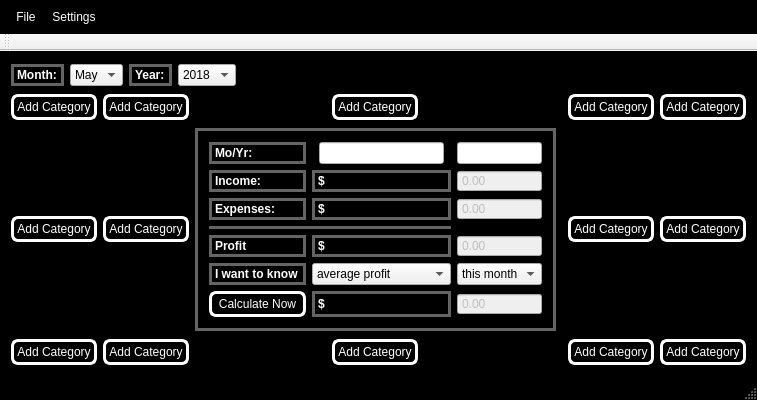
Above: source/mudget.ui from ItsMoss/mUdget before the change. Below: the same form after it.
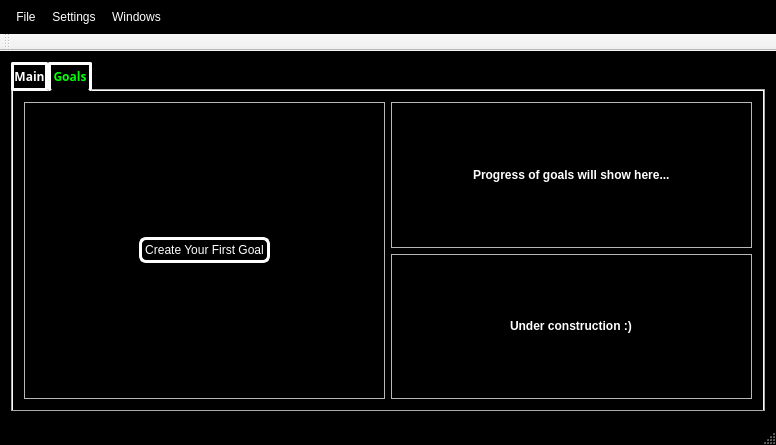
That is the form after the change. The open tabs and pages were chosen to show the change.

Commit message: db implemented. only used for expenses rn. goals tab created

Diff of the .ui file:
```diff
--- a/source/mudget.ui
+++ b/source/mudget.ui
@@ -6,8 +6,8 @@
    <rect>
     <x>0</x>
     <y>0</y>
-    <width>600</width>
-    <height>400</height>
+    <width>648</width>
+    <height>424</height>
    </rect>
   </property>
   <property name="windowTitle">
@@ -52,7 +52,44 @@
 color: rgb(255, 255, 255);
 }
 
-QFrame{
+QWidget#mainTab{
+background-color:rgb(0, 0, 0);
+}
+
+QWidget#goalsTab{
+background-color:rgb(0, 0, 0);
+}
+
+QTabBar::tab{
+border: 3px solid white;
+border-radius: 2px;
+background-color: rgb(0, 0, 0);
+color: rgb(255, 255, 255);
+padding: 2px;
+min-width: 8ex;
+}
+
+QTabBar::tab::hovered{
+border: 3px solid white;
+border-radius: 2px;
+background-color: rgb(0, 0, 0);
+color: rgb(255, 255, 255);
+padding: 1px;
+font: bold;
+min-width: 8ex;
+}
+
+QTabBar::tab::selected{
+border: 3px solid white;
+border-bottom-color: rgb(0,0,0);
+border-radius: 2px;
+background-color: rgb(0, 0, 0);
+color: rgb(0, 255, 0);
+padding: 3px;
+min-width: 8ex;
+}
+
+QFrame#mossHub{
 border: 3px solid rgb(100, 100, 100);
 }
 
@@ -82,24 +119,117 @@
 QPushButton::pressed{
 background-color: rbg(50, 50, 50);
 }
+
+QComboBox {
+background-color: rgb(128,128,128);
+color: rgb(0,0,0);
+}
+
 </string>
   </property>
   <widget class="QWidget" name="centralWidget">
    <layout class="QGridLayout" name="gridLayout_2">
-    <item row="2" column="4">
-     <widget class="QPushButton" name="addCategory3">
+    <item row="1" column="0">
+     <widget class="QTabWidget" name="mainTabWidget">
+      <property name="font">
+       <font>
+        <family>Lucida Handwriting</family>
+       </font>
+      </property>
+      <property name="autoFillBackground">
+       <bool>false</bool>
+      </property>
+      <property name="styleSheet">
+       <string notr="true"/>
+      </property>
+      <property name="currentIndex">
+       <number>0</number>
+      </property>
+      <widget class="QWidget" name="mainTab">
+       <property name="styleSheet">
+        <string notr="true"/>
+       </property>
+       <attribute name="title">
+        <string>Main</string>
+       </attribute>
+       <layout class="QGridLayout" name="mainLayout">
+        <item row="1" column="0" alignment="Qt::AlignHCenter">
+         <widget class="QPushButton" name="addCategory0">
       <property name="text">
        <string>Add Category</string>
       </property>
      </widget>
     </item>
-    <item row="2" column="1" alignment="Qt::AlignHCenter">
+        <item row="1" column="1" alignment="Qt::AlignHCenter">
      <widget class="QPushButton" name="addCategory1">
       <property name="text">
        <string>Add Category</string>
       </property>
      </widget>
     </item>
+        <item row="1" column="5" alignment="Qt::AlignHCenter">
+         <widget class="QPushButton" name="addCategory4">
+          <property name="text">
+           <string>Add Category</string>
+          </property>
+         </widget>
+        </item>
+        <item row="2" column="0" alignment="Qt::AlignHCenter">
+         <widget class="QPushButton" name="addCategory5">
+          <property name="text">
+           <string>Add Category</string>
+          </property>
+         </widget>
+        </item>
+        <item row="2" column="1" alignment="Qt::AlignHCenter">
+         <widget class="QPushButton" name="addCategory6">
+          <property name="text">
+           <string>Add Category</string>
+          </property>
+         </widget>
+        </item>
+        <item row="2" column="4" alignment="Qt::AlignHCenter">
+         <widget class="QPushButton" name="addCategory7">
+          <property name="text">
+           <string>Add Category</string>
+          </property>
+         </widget>
+        </item>
+        <item row="2" column="5" alignment="Qt::AlignHCenter">
+         <widget class="QPushButton" name="addCategory8">
+          <property name="text">
+           <string>Add Category</string>
+          </property>
+         </widget>
+        </item>
+        <item row="3" column="0" alignment="Qt::AlignHCenter">
+         <widget class="QPushButton" name="addCategory9">
+          <property name="text">
+           <string>Add Category</string>
+          </property>
+         </widget>
+        </item>
+        <item row="3" column="1" alignment="Qt::AlignHCenter">
+         <widget class="QPushButton" name="addCategory10">
+          <property name="text">
+           <string>Add Category</string>
+          </property>
+         </widget>
+        </item>
+        <item row="3" column="4" alignment="Qt::AlignHCenter">
+         <widget class="QPushButton" name="addCategory12">
+          <property name="text">
+           <string>Add Category</string>
+          </property>
+         </widget>
+        </item>
+        <item row="3" column="5" alignment="Qt::AlignHCenter">
+         <widget class="QPushButton" name="addCategory13">
+          <property name="text">
+           <string>Add Category</string>
+          </property>
+         </widget>
+        </item>
     <item row="0" column="0" colspan="6">
      <layout class="QHBoxLayout" name="monthyearLayout">
       <property name="sizeConstraint">
@@ -220,84 +350,28 @@
       </item>
      </layout>
     </item>
-    <item row="4" column="2" alignment="Qt::AlignHCenter">
+        <item row="1" column="2" alignment="Qt::AlignHCenter">
+         <widget class="QPushButton" name="addCategory2">
+          <property name="text">
+           <string>Add Category</string>
+          </property>
+         </widget>
+        </item>
+        <item row="3" column="2" alignment="Qt::AlignHCenter">
      <widget class="QPushButton" name="addCategory11">
       <property name="text">
        <string>Add Category</string>
       </property>
      </widget>
     </item>
-    <item row="4" column="1" alignment="Qt::AlignHCenter">
-     <widget class="QPushButton" name="addCategory10">
+        <item row="1" column="4" alignment="Qt::AlignHCenter">
+         <widget class="QPushButton" name="addCategory3">
       <property name="text">
        <string>Add Category</string>
       </property>
      </widget>
     </item>
-    <item row="2" column="5" alignment="Qt::AlignHCenter">
-     <widget class="QPushButton" name="addCategory4">
-      <property name="text">
-       <string>Add Category</string>
-      </property>
-     </widget>
-    </item>
-    <item row="3" column="0" alignment="Qt::AlignHCenter">
-     <widget class="QPushButton" name="addCategory5">
-      <property name="text">
-       <string>Add Category</string>
-      </property>
-     </widget>
-    </item>
-    <item row="3" column="1" alignment="Qt::AlignHCenter">
-     <widget class="QPushButton" name="addCategory6">
-      <property name="text">
-       <string>Add Category</string>
-      </property>
-     </widget>
-    </item>
-    <item row="4" column="5" alignment="Qt::AlignHCenter">
-     <widget class="QPushButton" name="addCategory13">
-      <property name="text">
-       <string>Add Category</string>
-      </property>
-     </widget>
-    </item>
-    <item row="3" column="4" alignment="Qt::AlignHCenter">
-     <widget class="QPushButton" name="addCategory7">
-      <property name="text">
-       <string>Add Category</string>
-      </property>
-     </widget>
-    </item>
-    <item row="2" column="0" alignment="Qt::AlignHCenter">
-     <widget class="QPushButton" name="addCategory0">
-      <property name="text">
-       <string>Add Category</string>
-      </property>
-     </widget>
-    </item>
-    <item row="4" column="0" alignment="Qt::AlignHCenter">
-     <widget class="QPushButton" name="addCategory9">
-      <property name="text">
-       <string>Add Category</string>
-      </property>
-     </widget>
-    </item>
-    <item row="4" column="4" alignment="Qt::AlignHCenter">
-     <widget class="QPushButton" name="addCategory12">
-      <property name="text">
-       <string>Add Category</string>
-      </property>
-     </widget>
-    </item>
-    <item row="3" column="5" alignment="Qt::AlignHCenter">
-     <widget class="QPushButton" name="addCategory8">
-      <property name="text">
-       <string>Add Category</string>
-      </property>
-     </widget>
-    </item>
-    <item row="3" column="2">
+        <item row="2" column="2">
      <widget class="QFrame" name="mossHub">
       <property name="styleSheet">
        <string notr="true"/>
@@ -416,13 +490,6 @@
            </property>
           </widget>
          </item>
-         <item row="3" column="0" colspan="2">
-          <widget class="Line" name="line">
-           <property name="orientation">
-            <enum>Qt::Horizontal</enum>
-           </property>
-          </widget>
-         </item>
          <item row="4" column="0">
           <widget class="QLabel" name="profitLabel">
            <property name="text">
@@ -536,16 +603,92 @@
            </property>
           </widget>
          </item>
+             <item row="3" column="0" colspan="3">
+              <widget class="Line" name="line">
+               <property name="orientation">
+                <enum>Qt::Horizontal</enum>
+               </property>
+              </widget>
+             </item>
         </layout>
        </item>
       </layout>
      </widget>
     </item>
-    <item row="2" column="2" alignment="Qt::AlignHCenter">
-     <widget class="QPushButton" name="addCategory2">
+       </layout>
+      </widget>
+      <widget class="QWidget" name="goalsTab">
+       <attribute name="title">
+        <string>Goals</string>
+       </attribute>
+       <layout class="QGridLayout" name="gridLayout_5">
+        <item row="0" column="0">
+         <layout class="QGridLayout" name="goalsLayout">
+          <item row="0" column="1">
+           <layout class="QVBoxLayout" name="verticalLayout_2">
+            <item>
+             <widget class="QFrame" name="progressFrame">
+              <property name="frameShape">
+               <enum>QFrame::StyledPanel</enum>
+              </property>
+              <property name="frameShadow">
+               <enum>QFrame::Raised</enum>
+              </property>
+              <layout class="QGridLayout" name="gridLayout_4">
+               <item row="0" column="0" alignment="Qt::AlignHCenter|Qt::AlignVCenter">
+                <widget class="QLabel" name="label_2">
       <property name="text">
-       <string>Add Category</string>
-      </property>
+                  <string>Progress of goals will show here...</string>
+                 </property>
+                </widget>
+               </item>
+              </layout>
+             </widget>
+            </item>
+            <item>
+             <widget class="QFrame" name="displayCaseFrame">
+              <property name="frameShape">
+               <enum>QFrame::StyledPanel</enum>
+              </property>
+              <property name="frameShadow">
+               <enum>QFrame::Raised</enum>
+              </property>
+              <layout class="QGridLayout" name="gridLayout_6">
+               <item row="0" column="0" alignment="Qt::AlignHCenter|Qt::AlignVCenter">
+                <widget class="QLabel" name="label_3">
+                 <property name="text">
+                  <string>Under construction :)</string>
+                 </property>
+                </widget>
+               </item>
+              </layout>
+             </widget>
+            </item>
+           </layout>
+          </item>
+          <item row="0" column="0">
+           <widget class="QFrame" name="goalsFrame">
+            <property name="frameShape">
+             <enum>QFrame::StyledPanel</enum>
+            </property>
+            <property name="frameShadow">
+             <enum>QFrame::Raised</enum>
+            </property>
+            <layout class="QVBoxLayout" name="verticalLayout_3">
+             <item alignment="Qt::AlignHCenter">
+              <widget class="QPushButton" name="createGoalButton">
+               <property name="text">
+                <string>Create Your First Goal</string>
+               </property>
+              </widget>
+             </item>
+            </layout>
+           </widget>
+          </item>
+         </layout>
+        </item>
+       </layout>
+      </widget>
      </widget>
     </item>
    </layout>
@@ -555,7 +698,7 @@
     <rect>
      <x>0</x>
      <y>0</y>
-     <width>600</width>
+     <width>648</width>
      <height>33</height>
     </rect>
    </property>
@@ -572,8 +715,15 @@
     <addaction name="actionCalculations"/>
     <addaction name="actionCategories"/>
    </widget>
+   <widget class="QMenu" name="menuWindows">
+    <property name="title">
+     <string>Windows</string>
+    </property>
+    <addaction name="actionDatabase"/>
+   </widget>
    <addaction name="menuFile"/>
    <addaction name="menuOptions"/>
+   <addaction name="menuWindows"/>
   </widget>
   <widget class="QToolBar" name="mainToolBar">
    <attribute name="toolBarArea">
```
Left out of the diff: 183 changed lines with no effect on the pictures. Lines whose indentation alone changed are shown as unchanged. The commit also changes 8 other files.
